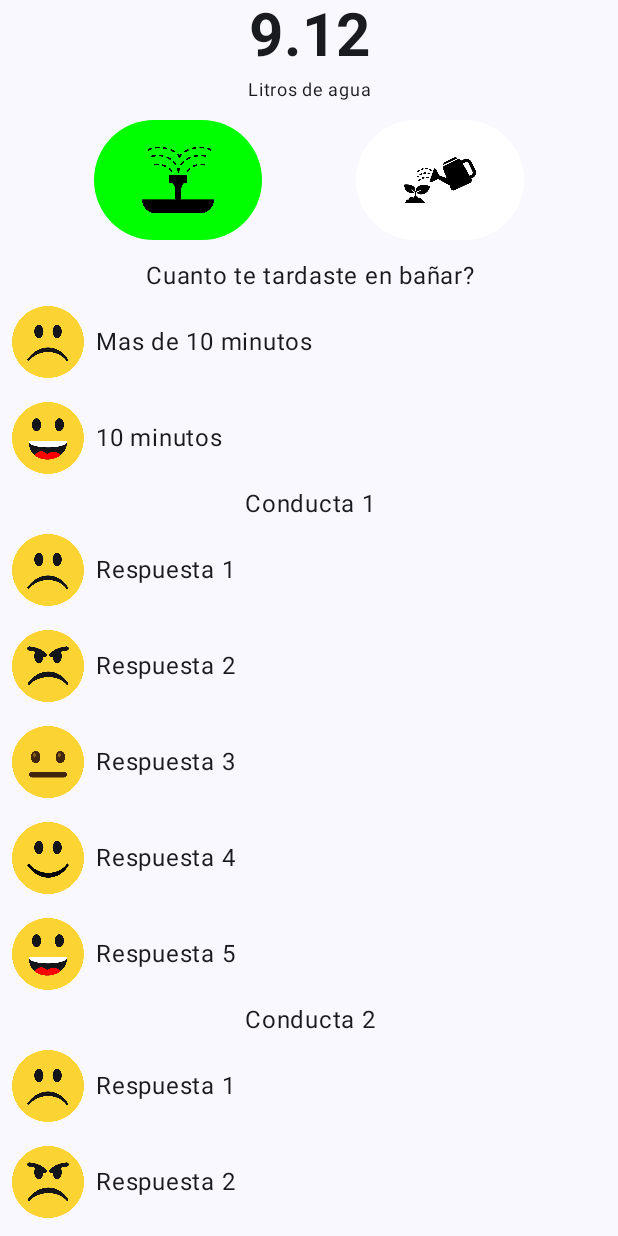
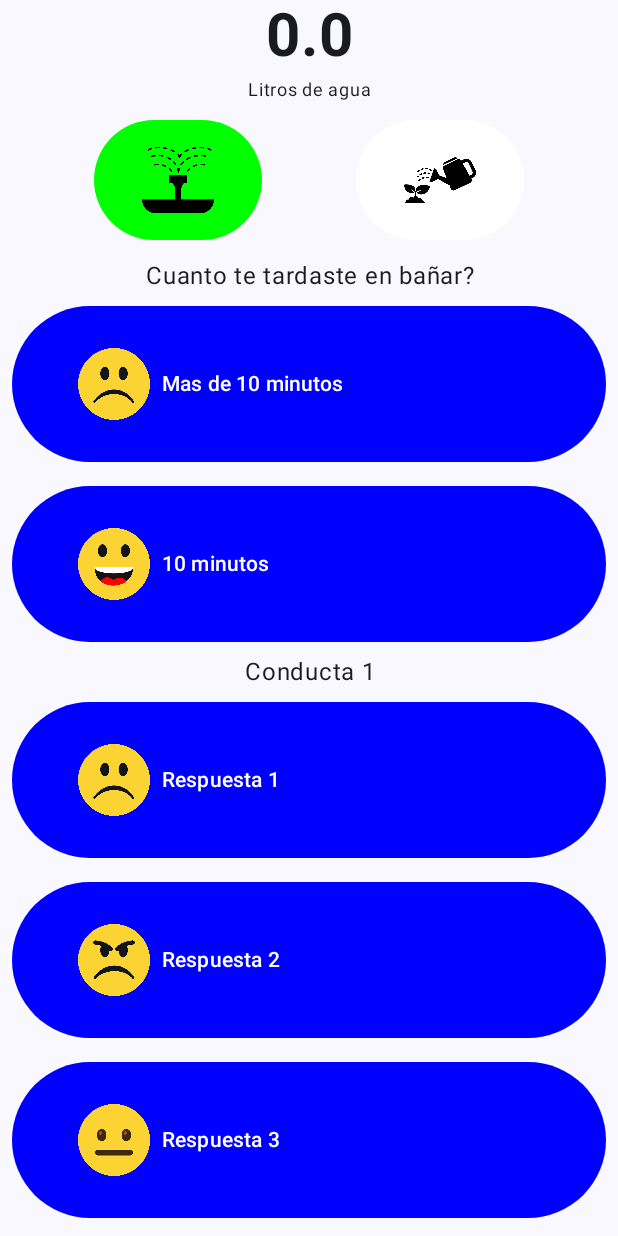
Before and after one commit to rafavela/LitrosDeAgua, an Android app built with Jetpack Compose: the screen it shows after launch (MainActivity), on a phone screen of 412 x 824 dp. Run offline under Robolectric (Android 15) with nearby library versions, the phone set to English and light mode, and no system bars.

Commit message:
Add functionality to BehaviourLayout

```diff
--- a/app/src/main/java/com/dragonfruit/litrosdeagua/data/Action.kt
+++ b/app/src/main/java/com/dragonfruit/litrosdeagua/data/Action.kt
@@ -6,4 +6,6 @@ import androidx.annotation.StringRes
 data class Action(
     @DrawableRes val icon: Int,
     @StringRes val behaviour: Int,
+    val waterConsumed: Float = 0F,
+    val isActionSelected: Boolean = false,
 )
--- a/app/src/main/java/com/dragonfruit/litrosdeagua/data/Behaviour.kt
+++ b/app/src/main/java/com/dragonfruit/litrosdeagua/data/Behaviour.kt
@@ -5,4 +5,5 @@ import androidx.annotation.StringRes
 data class Behaviour(
     @StringRes val title: Int,
     val actionList: List<Action>,
+    val waterConsumed: Float,
 )
--- a/app/src/main/java/com/dragonfruit/litrosdeagua/data/BehaviourList.kt
+++ b/app/src/main/java/com/dragonfruit/litrosdeagua/data/BehaviourList.kt
@@ -8,56 +8,62 @@ object BehaviourList {
         Behaviour(
             title = R.string.ShowerTime,
             actionList = listOf(
-                Action(icon = R.drawable.sad_icon, behaviour = R.string.MoreThanTenMinutes),
-                Action(icon = R.drawable.laugh_icon, behaviour = R.string.TenMinutes),
-            )
+                Action(icon = R.drawable.sad_icon, behaviour = R.string.MoreThanTenMinutes, waterConsumed = 2.2F),
+                Action(icon = R.drawable.laugh_icon, behaviour = R.string.TenMinutes, waterConsumed = 1.1F),
+            ),
+            waterConsumed = 0F,
         ),
         Behaviour(
             title = R.string.Behaviour1,
             actionList = listOf(
-                Action(icon = R.drawable.sad_icon, behaviour = R.string.Behaviour1Answer1),
-                Action(icon = R.drawable.angry_icon, behaviour = R.string.Behaviour1Answer2),
-                Action(icon = R.drawable.neutral_face_emoji_icon, behaviour = R.string.Behaviour1Answer3),
-                Action(icon = R.drawable.smiley_icon, behaviour = R.string.Behaviour1Answer4),
-                Action(icon = R.drawable.laugh_icon, behaviour = R.string.Behaviour1Answer5),
-            )
+                Action(icon = R.drawable.sad_icon, behaviour = R.string.Behaviour1Answer1, waterConsumed = 5.5F),
+                Action(icon = R.drawable.angry_icon, behaviour = R.string.Behaviour1Answer2, waterConsumed = 4.4F),
+                Action(icon = R.drawable.neutral_face_emoji_icon, behaviour = R.string.Behaviour1Answer3, waterConsumed = 3.4F),
+                Action(icon = R.drawable.smiley_icon, behaviour = R.string.Behaviour1Answer4, waterConsumed = 2.2F),
+                Action(icon = R.drawable.laugh_icon, behaviour = R.string.Behaviour1Answer5, waterConsumed = 1.1F),
+            ),
+            waterConsumed = 0F,
         ),
         Behaviour(
             title = R.string.Behaviour2,
             actionList = listOf(
-                Action(icon = R.drawable.sad_icon, behaviour = R.string.Behaviour2Answer1),
-                Action(icon = R.drawable.angry_icon, behaviour = R.string.Behaviour2Answer2),
-                Action(icon = R.drawable.neutral_face_emoji_icon, behaviour = R.string.Behaviour2Answer3),
-                Action(icon = R.drawable.smiley_icon, behaviour = R.string.Behaviour2Answer4),
-                Action(icon = R.drawable.laugh_icon, behaviour = R.string.Behaviour2Answer5),
-            )
+                Action(icon = R.drawable.sad_icon, behaviour = R.string.Behaviour2Answer1, waterConsumed = 5.5F),
+                Action(icon = R.drawable.angry_icon, behaviour = R.string.Behaviour2Answer2, waterConsumed = 4.5F),
+                Action(icon = R.drawable.neutral_face_emoji_icon, behaviour = R.string.Behaviour2Answer3, waterConsumed = 3.5F),
+                Action(icon = R.drawable.smiley_icon, behaviour = R.string.Behaviour2Answer4, waterConsumed = 2.5F),
+                Action(icon = R.drawable.laugh_icon, behaviour = R.string.Behaviour2Answer5, waterConsumed = 1.5F),
+            ),
+            waterConsumed = 0F,
         ),
         Behaviour(
             title = R.string.BottledWater,
             actionList = listOf(
-                Action(icon = R.drawable.sad_icon, behaviour = R.string.BottledWaterNo),
-                Action(icon = R.drawable.laugh_icon, behaviour = R.string.BottledWaterYes),
-            )
+                Action(icon = R.drawable.sad_icon, behaviour = R.string.BottledWaterNo,  waterConsumed = 2.2F),
+                Action(icon = R.drawable.laugh_icon, behaviour = R.string.BottledWaterYes,  waterConsumed = 1.1F),
+            ),
+            waterConsumed = 0F,
         ),
         Behaviour(
             title = R.string.Behaviour3,
             actionList = listOf(
-                Action(icon = R.drawable.sad_icon, behaviour = R.string.Behaviour3Answer1),
-                Action(icon = R.drawable.angry_icon, behaviour = R.string.Behaviour3Answer2),
-                Action(icon = R.drawable.neutral_face_emoji_icon, behaviour = R.string.Behaviour3Answer3),
-                Action(icon = R.drawable.smiley_icon, behaviour = R.string.Behaviour3Answer4),
-                Action(icon = R.drawable.laugh_icon, behaviour = R.string.Behaviour3Answer5),
-            )
+                Action(icon = R.drawable.sad_icon, behaviour = R.string.Behaviour3Answer1, waterConsumed = 5.5F),
+                Action(icon = R.drawable.angry_icon, behaviour = R.string.Behaviour3Answer2, waterConsumed = 4.5F),
+                Action(icon = R.drawable.neutral_face_emoji_icon, behaviour = R.string.Behaviour3Answer3, waterConsumed = 3.5F),
+                Action(icon = R.drawable.smiley_icon, behaviour = R.string.Behaviour3Answer4, waterConsumed = 2.5F),
+                Action(icon = R.drawable.laugh_icon, behaviour = R.string.Behaviour3Answer5, waterConsumed = 1.5F),
+            ),
+            waterConsumed = 0F,
         ),
         Behaviour(
             title = R.string.Behaviour4,
             actionList = listOf(
-                Action(icon = R.drawable.sad_icon, behaviour = R.string.Behaviour4Answer1),
-                Action(icon = R.drawable.angry_icon, behaviour = R.string.Behaviour4Answer2),
-                Action(icon = R.drawable.neutral_face_emoji_icon, behaviour = R.string.Behaviour4Answer3),
-                Action(icon = R.drawable.smiley_icon, behaviour = R.string.Behaviour4Answer4),
-                Action(icon = R.drawable.laugh_icon, behaviour = R.string.Behaviour4Answer5),
-            )
+                Action(icon = R.drawable.sad_icon, behaviour = R.string.Behaviour4Answer1, waterConsumed = 5.5F),
+                Action(icon = R.drawable.angry_icon, behaviour = R.string.Behaviour4Answer2, waterConsumed = 4.5F),
+                Action(icon = R.drawable.neutral_face_emoji_icon, behaviour = R.string.Behaviour4Answer3, waterConsumed = 3.5F),
+                Action(icon = R.drawable.smiley_icon, behaviour = R.string.Behaviour4Answer4, waterConsumed = 2.5F),
+                Action(icon = R.drawable.laugh_icon, behaviour = R.string.Behaviour4Answer5, waterConsumed = 1.5F),
+            ),
+            waterConsumed = 0F,
         ),
     )
 }
--- a/app/src/main/java/com/dragonfruit/litrosdeagua/ui/BehaviourLayout.kt
+++ b/app/src/main/java/com/dragonfruit/litrosdeagua/ui/BehaviourLayout.kt
@@ -19,23 +19,33 @@ import androidx.compose.ui.text.style.TextAlign
 import com.dragonfruit.litrosdeagua.R
 import com.dragonfruit.litrosdeagua.data.Action
 import com.dragonfruit.litrosdeagua.data.Behaviour
-import com.dragonfruit.litrosdeagua.data.BehaviourList
 import androidx.compose.foundation.lazy.items
 import androidx.compose.foundation.lazy.LazyColumn
+import androidx.compose.material3.Button
+import androidx.compose.material3.ButtonColors
+import androidx.compose.ui.graphics.Color
+import androidx.compose.ui.unit.dp
+import androidx.lifecycle.viewmodel.compose.viewModel
 
 @Composable
-fun BehaviourLayout(behaviourList: List<Behaviour>){
+fun BehaviourLayout(
+    viewModel: LitersOfWaterViewModel,
+    litersOfWaterUiStateUiState: LitersOfWaterUiState
+){
     LazyColumn(
         modifier = Modifier.fillMaxWidth()
     ) {
-        items (behaviourList) {
-            BehaviourComponent(it)
+        items (litersOfWaterUiStateUiState.behaviourList) {
+            BehaviourComponent(viewModel = viewModel, behaviour = it)
         }
     }
 }
 
 @Composable
-fun BehaviourComponent(behaviour: Behaviour){
+fun BehaviourComponent(
+    viewModel: LitersOfWaterViewModel,
+    behaviour: Behaviour
+){
     Column {
         Text(
             text = stringResource(behaviour.title) ,
@@ -43,16 +53,34 @@ fun BehaviourComponent(behaviour: Behaviour){
             modifier = Modifier.fillMaxWidth(),
         )
         for(action in behaviour.actionList){
-            ActionComponent(action)
+            ActionComponent(
+                calculateAmount = {
+                    viewModel.addWaterConsumption(behaviour, action)
+                                  },
+                action,
+            )
         }
     }
 }
 
 @Composable
 fun ActionComponent(
+    calculateAmount: () -> Unit,
     action: Action
 ){
-    Row{
+    Button(
+        onClick = calculateAmount,
+        modifier = Modifier.padding(8.dp),
+        colors = ButtonColors(
+            containerColor = if(action.isActionSelected) Color.Green else Color.Blue,
+            contentColor = Color.White,
+            disabledContentColor =  if(action.isActionSelected) Color.Blue else Color.Green,
+            disabledContainerColor = Color.White
+        )
+    ) {
+        Row(
+            modifier = Modifier.padding(12.dp)
+        ) {
             Image(
                 painter = painterResource(action.icon),
                 contentDescription = null,
@@ -61,9 +89,10 @@ fun ActionComponent(
                     .padding(dimensionResource(R.dimen.padding_small)),
             )
             Text(
-            text= stringResource(action.behaviour),
+                text = stringResource(action.behaviour),
                 modifier = Modifier.fillMaxWidth().align(Alignment.CenterVertically),
             )
+        }
     }
 }
 
@@ -71,6 +100,9 @@ fun ActionComponent(
 @Composable
 fun BehaviourComponentPreview() {
     LitrosDeAguaTheme {
-        BehaviourLayout(BehaviourList.behaviours)
+        BehaviourLayout(
+            viewModel = viewModel(),
+            LitersOfWaterUiState()
+        )
     }
 }
--- a/app/src/main/java/com/dragonfruit/litrosdeagua/ui/LitersOfWaterScreen.kt
+++ b/app/src/main/java/com/dragonfruit/litrosdeagua/ui/LitersOfWaterScreen.kt
@@ -36,7 +36,7 @@ fun LitersOfWaterLayout(){
                 .padding(innerPadding),
             verticalArrangement = Arrangement.SpaceBetween
         ) {
-            PointerHeader(consumption = 9.12F)
+            PointerHeader(consumption = litersOfWaterUiStateUiState.consumptionAmount)
             NavigationLayout(
                 litersOfWaterUiStateUiState,
                 behaviourClick = {viewModel.showBehavioursScreen()},
@@ -45,15 +45,18 @@ fun LitersOfWaterLayout(){
             Spacer(
                 modifier = Modifier.height(12.dp)
             )
-            ShowScreen(litersOfWaterUiStateUiState)
+            ShowScreen(viewModel, litersOfWaterUiStateUiState)
         }
     }
 }
 
 @Composable
-fun ShowScreen(litersOfWaterUiStateUiState: LitersOfWaterUiState){
+fun ShowScreen(viewModel: LitersOfWaterViewModel, litersOfWaterUiStateUiState: LitersOfWaterUiState){
     when(litersOfWaterUiStateUiState.litersOfWaterScreen){
-        LitersOfWaterScreen.BEHAVIOUR_SCREEN -> BehaviourLayout(BehaviourList.behaviours)
+        LitersOfWaterScreen.BEHAVIOUR_SCREEN -> BehaviourLayout(
+            viewModel = viewModel,
+            litersOfWaterUiStateUiState = litersOfWaterUiStateUiState
+        )
         LitersOfWaterScreen.WATERING_SCREEN -> WaterPlantLayout()
     }
 }
--- a/app/src/main/java/com/dragonfruit/litrosdeagua/ui/LitersOfWaterUiState.kt
+++ b/app/src/main/java/com/dragonfruit/litrosdeagua/ui/LitersOfWaterUiState.kt
@@ -1,8 +1,12 @@
 package com.dragonfruit.litrosdeagua.ui
 import androidx.compose.ui.graphics.Color
+import com.dragonfruit.litrosdeagua.data.Behaviour
+import com.dragonfruit.litrosdeagua.data.BehaviourList
 
 data class LitersOfWaterUiState(
     val litersOfWaterScreen: LitersOfWaterScreen = LitersOfWaterScreen.BEHAVIOUR_SCREEN,
     val behaviourButtonColor: Color = Color.Green,
     val wateringButtonColor: Color = Color.White,
+    val consumptionAmount: Float = 0F,
+    val behaviourList: List<Behaviour> = BehaviourList.behaviours,
 )
--- a/app/src/main/java/com/dragonfruit/litrosdeagua/ui/LitersOfWaterViewModel.kt
+++ b/app/src/main/java/com/dragonfruit/litrosdeagua/ui/LitersOfWaterViewModel.kt
@@ -2,6 +2,8 @@ package com.dragonfruit.litrosdeagua.ui
 
 import androidx.compose.ui.graphics.Color
 import androidx.lifecycle.ViewModel
+import com.dragonfruit.litrosdeagua.data.Action
+import com.dragonfruit.litrosdeagua.data.Behaviour
 import kotlinx.coroutines.flow.MutableStateFlow
 import kotlinx.coroutines.flow.StateFlow
 import kotlinx.coroutines.flow.update
@@ -30,4 +32,43 @@ class LitersOfWaterViewModel: ViewModel() {
             )
         }
     }
+
+    fun addWaterConsumption(selectedBehaviour: Behaviour, selectedAction: Action){
+        val behaviourListCopy = updateSelectedBehaviour(selectedBehaviour, selectedAction)
+        val newConsumptionAmount = behaviourListCopy.map { it.waterConsumed }.sum()
+
+        _uiState.update {
+            it.copy(
+                behaviourList = behaviourListCopy.toList(),
+                consumptionAmount = newConsumptionAmount,
+            )
+        }
+    }
+
+    private fun updateSelectedBehaviour(
+        selectedBehaviour: Behaviour,
+        selectedAction: Action
+    ): List<Behaviour>{
+        val behaviourListCopy =
+            _uiState
+                .value
+                .behaviourList
+                .toMutableList()
+        val indexBehaviour = behaviourListCopy.indexOf(selectedBehaviour)
+        val actionListCopy = behaviourListCopy[indexBehaviour].actionList
+        val indexAction = actionListCopy.indexOf(selectedAction)
+        val newActionList =
+            actionListCopy
+                .map { it.copy(isActionSelected = false) }
+                .toMutableList()
+        newActionList[indexAction] = newActionList[indexAction].copy(isActionSelected = true)
+
+        behaviourListCopy[indexBehaviour] =
+            behaviourListCopy[indexBehaviour].copy(
+                waterConsumed = selectedAction.waterConsumed,
+                actionList = newActionList
+            )
+
+        return behaviourListCopy
+    }
 }
```
Lines whose indentation alone changed are shown as unchanged.
